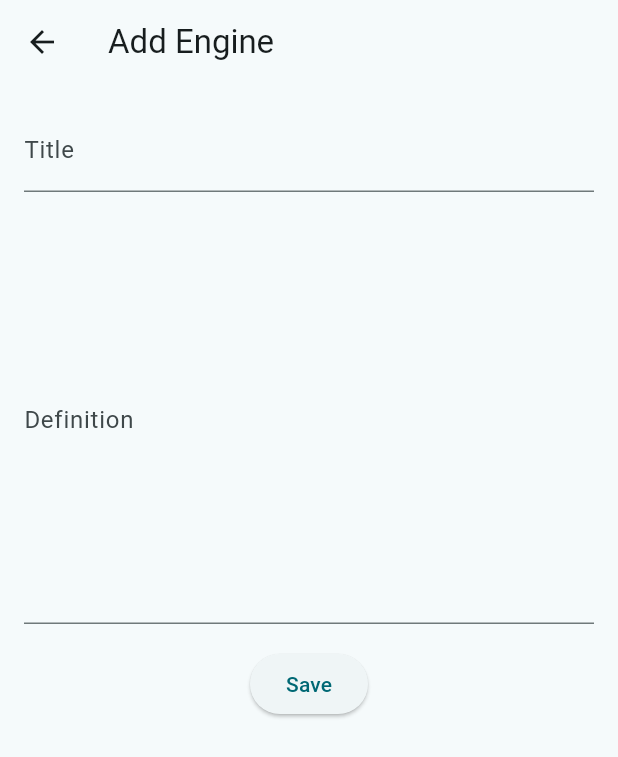
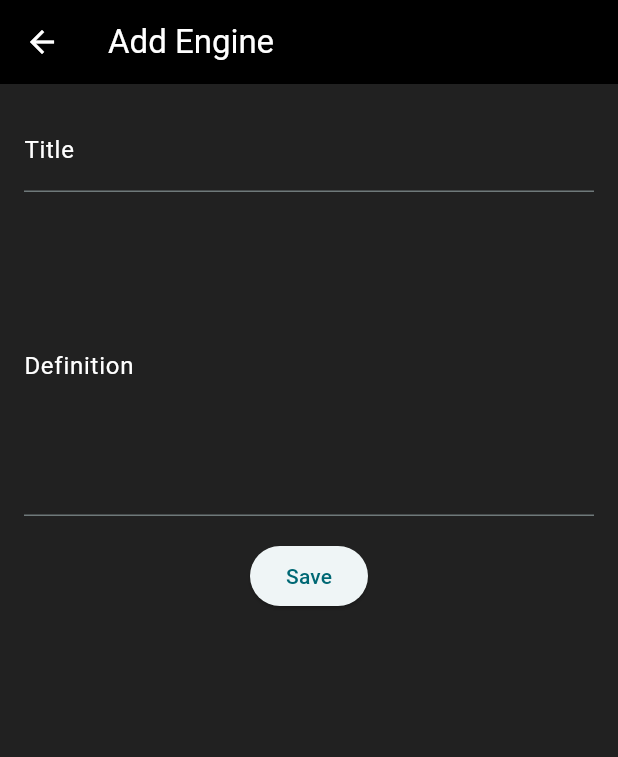
Before and after one commit to alexdredmon/crayeye, a Flutter app: the AddEngineScreen screen opened directly with empty values, on a phone screen of 412 x 824 dp. Shown: the top 757 px of the screen. Run offline on Flutter 3.47's test engine with Material 3 defaults, Android fonts, the phone set to English and light mode, and no system bars; our stand-ins replace audioplayers, camera, flutter_markdown, geolocator, permission_handler, share_plus and 2 more; accounts and stored records are empty.

Commit message:
Default engine & add/edit engine styling

```diff
--- a/flutter/lib/add_engine_screen.dart
+++ b/flutter/lib/add_engine_screen.dart
@@ -21,21 +21,28 @@ class _AddEngineScreenState extends State<AddEngineScreen> {
   Widget build(BuildContext context) {
     return Scaffold(
       appBar: AppBar(
-        title: Text('Add Engine'),
+        title: Text('Add Engine', style: TextStyle(color: Colors.white)),
+        backgroundColor: Colors.black,
+        iconTheme: IconThemeData(color: Colors.white),
       ),
       body: Padding(
         padding: const EdgeInsets.all(16.0),
         child: Column(
           children: [
             TextField(
+              style: TextStyle(color: Colors.white),
               controller: _titleController,
-              decoration: InputDecoration(labelText: 'Title'),
+              decoration: InputDecoration(labelText: 'Title', labelStyle: TextStyle(color: Colors.white)),
             ),
             SizedBox(height: 16),
             TextField(
+              style: TextStyle(
+                color: Color(0xFF4effb6),
+                fontFamily: 'CourierPrime'
+              ),
               controller: _definitionController,
-              decoration: InputDecoration(labelText: 'Definition'),
-              maxLines: 10,
+              decoration: InputDecoration(labelText: 'Definition', labelStyle: TextStyle(color: Colors.white)),
+              maxLines: 7,
             ),
             SizedBox(height: 16),
             ElevatedButton(
@@ -53,6 +60,7 @@ class _AddEngineScreenState extends State<AddEngineScreen> {
           ],
         ),
       ),
+      backgroundColor: Colors.grey.shade900,
     );
   }
 }
--- a/flutter/lib/edit_engine_screen.dart
+++ b/flutter/lib/edit_engine_screen.dart
@@ -35,6 +35,7 @@ class _EditEngineScreenState extends State<EditEngineScreen> {
       appBar: AppBar(
         title: Text('Edit Engine', style: TextStyle(color: Colors.white)),
         backgroundColor: Colors.black,
+        iconTheme: IconThemeData(color: Colors.white),
       ),
       body: Padding(
         padding: const EdgeInsets.all(16.0),
@@ -43,7 +44,7 @@ class _EditEngineScreenState extends State<EditEngineScreen> {
             TextField(
               style: TextStyle(color: Colors.white),
               controller: _titleController,
-              decoration: InputDecoration(labelText: 'Title'),
+              decoration: InputDecoration(labelText: 'Title', labelStyle: TextStyle(color: Colors.white)),
             ),
             SizedBox(height: 16),
             TextField(
@@ -52,7 +53,7 @@ class _EditEngineScreenState extends State<EditEngineScreen> {
                 fontFamily: 'CourierPrime'
               ),
               controller: _definitionController,
-              decoration: InputDecoration(labelText: 'Definition'),
+              decoration: InputDecoration(labelText: 'Definition', labelStyle: TextStyle(color: Colors.white),),
               maxLines: 7,
             ),
             SizedBox(height: 16),
--- a/flutter/lib/edit_prompt_screen.dart
+++ b/flutter/lib/edit_prompt_screen.dart
@@ -43,7 +43,7 @@ class _EditPromptScreenState extends State<EditPromptScreen> {
       appBar: AppBar(
         title: Text('Edit Prompt', style: TextStyle(color: Colors.white),),
         backgroundColor: Colors.black,
-        iconTheme: IconThemeData(color: Colors.white), // Add this line
+        iconTheme: IconThemeData(color: Colors.white),
       ),
       body: Padding(
         padding: const EdgeInsets.symmetric(horizontal: 20.0),
```
Also changed, not shown: flutter/lib/home_page.dart (+22 -1 lines).
